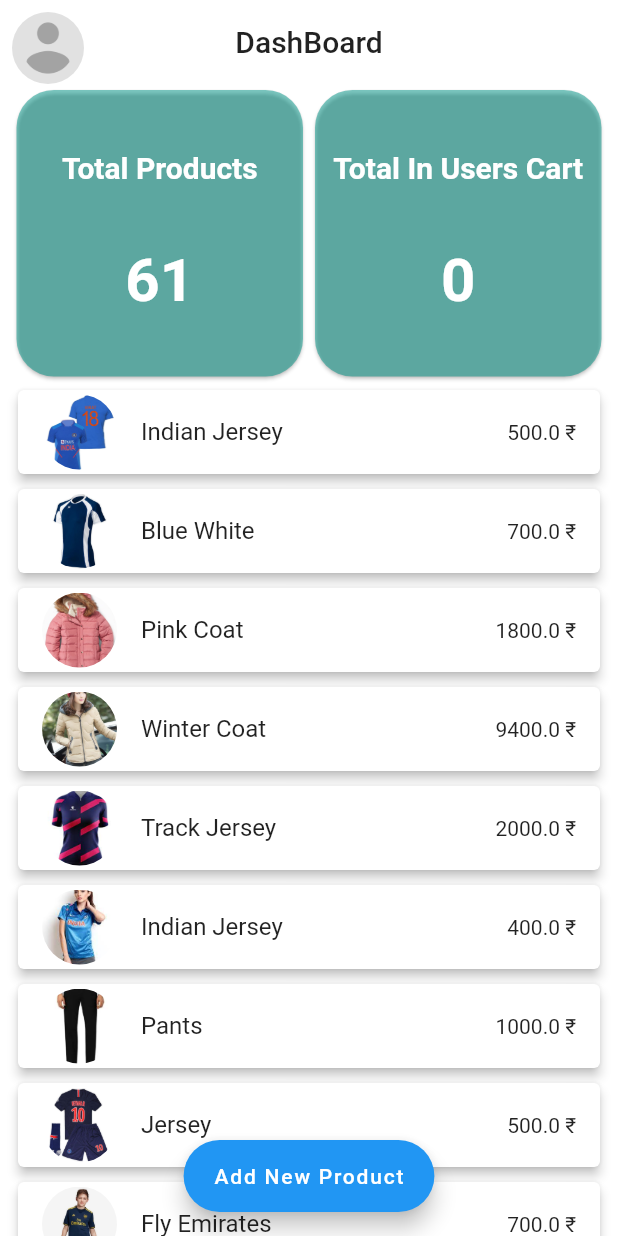
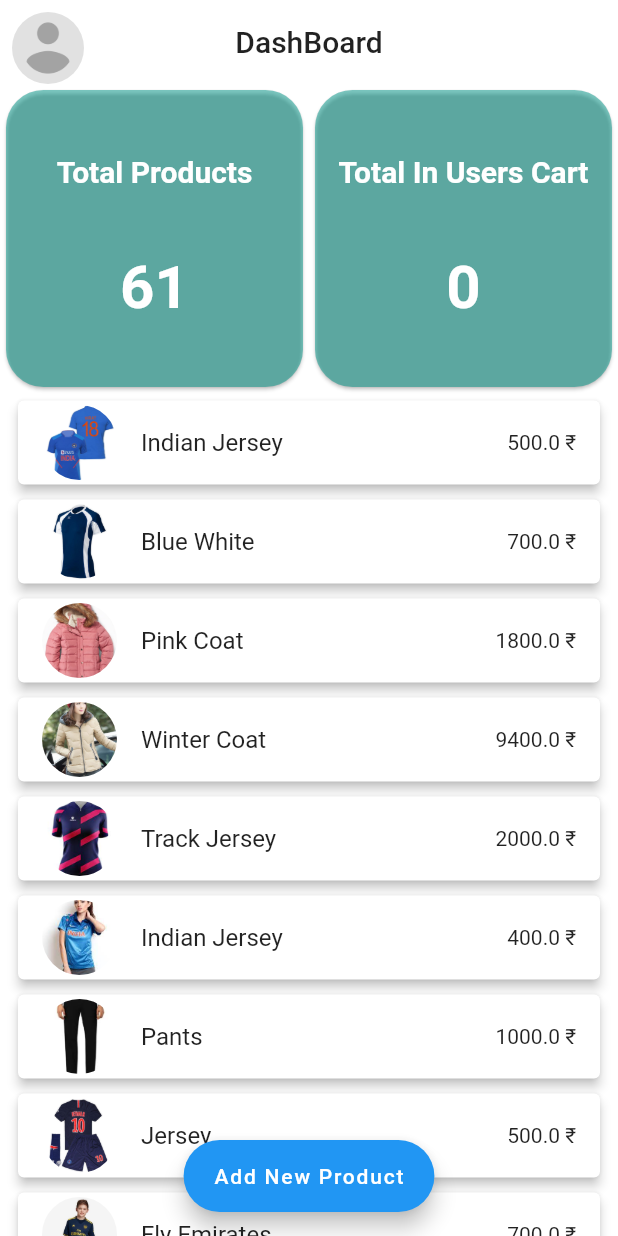
Before and after one commit to AzharKV/Closho, a Flutter app: the DashBoard screen opened directly, on a phone screen of 412 x 824 dp. Run offline on Flutter 3.47's test engine with Material 2 defaults, Android fonts, the phone set to English and light mode, and no system bars; our stand-ins replace carousel_slider, get, hive, shared_preferences; accounts and stored records are empty.

Commit message:
fixed position for gridview on top

```diff
--- a/lib/view/admin/dashBoard.dart
+++ b/lib/view/admin/dashBoard.dart
@@ -47,17 +47,13 @@ class DashBoard extends StatelessWidget {
         label: Text("Add New Product"),
       ),
       floatingActionButtonLocation: FloatingActionButtonLocation.centerFloat,
-      body: Center(
-        child: SingleChildScrollView(
-          physics: BouncingScrollPhysics(),
-          padding: EdgeInsets.symmetric(horizontal: 7),
-          child: Column(
+      body: Column(
         children: [
           GridView(
             physics: NeverScrollableScrollPhysics(),
             shrinkWrap: true,
-                gridDelegate: SliverGridDelegateWithFixedCrossAxisCount(
-                    crossAxisCount: 2),
+            gridDelegate:
+                SliverGridDelegateWithFixedCrossAxisCount(crossAxisCount: 2),
             children: [
               Sections(
                   title: "Total Products",
@@ -67,7 +63,11 @@ class DashBoard extends StatelessWidget {
                   count: cartController.cartLength.toString())),
             ],
           ),
-              ListView.builder(
+          Expanded(
+            child: SingleChildScrollView(
+              physics: BouncingScrollPhysics(),
+              padding: EdgeInsets.symmetric(horizontal: 7),
+              child: ListView.builder(
                 physics: NeverScrollableScrollPhysics(),
                 shrinkWrap: true,
                 itemCount: homeController.totalList.length,
@@ -97,9 +97,9 @@ class DashBoard extends StatelessWidget {
                   );
                 },
               ),
-            ],
             ),
           ),
+        ],
       ),
     );
   }
```
Lines whose indentation alone changed are shown as unchanged.
